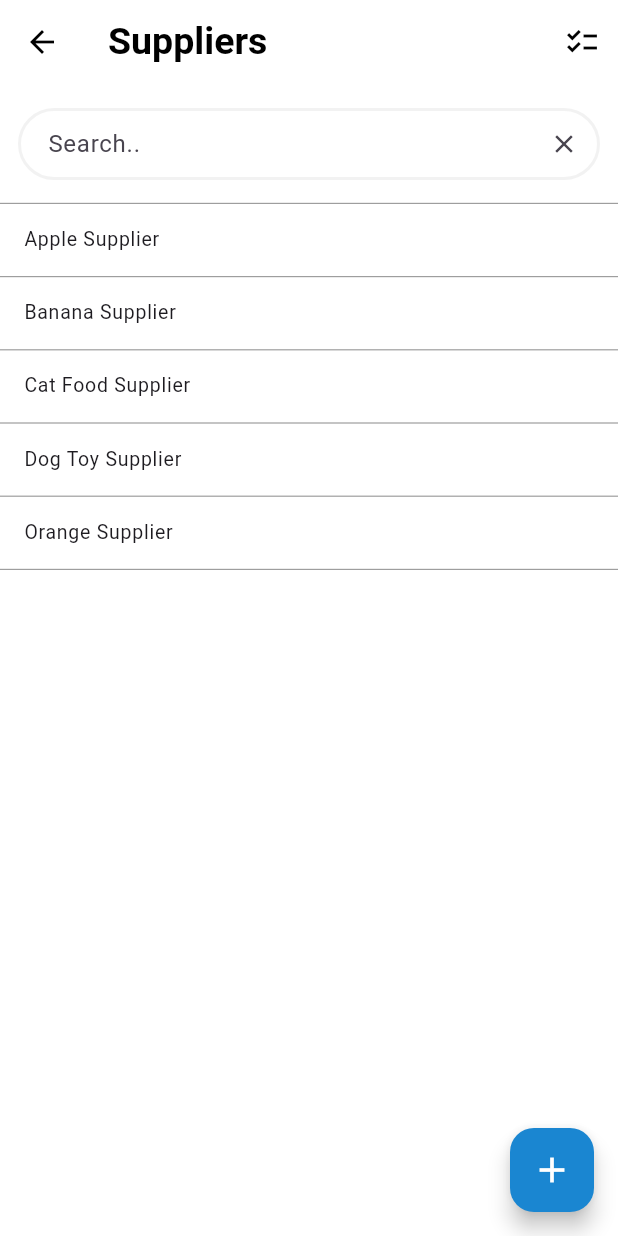
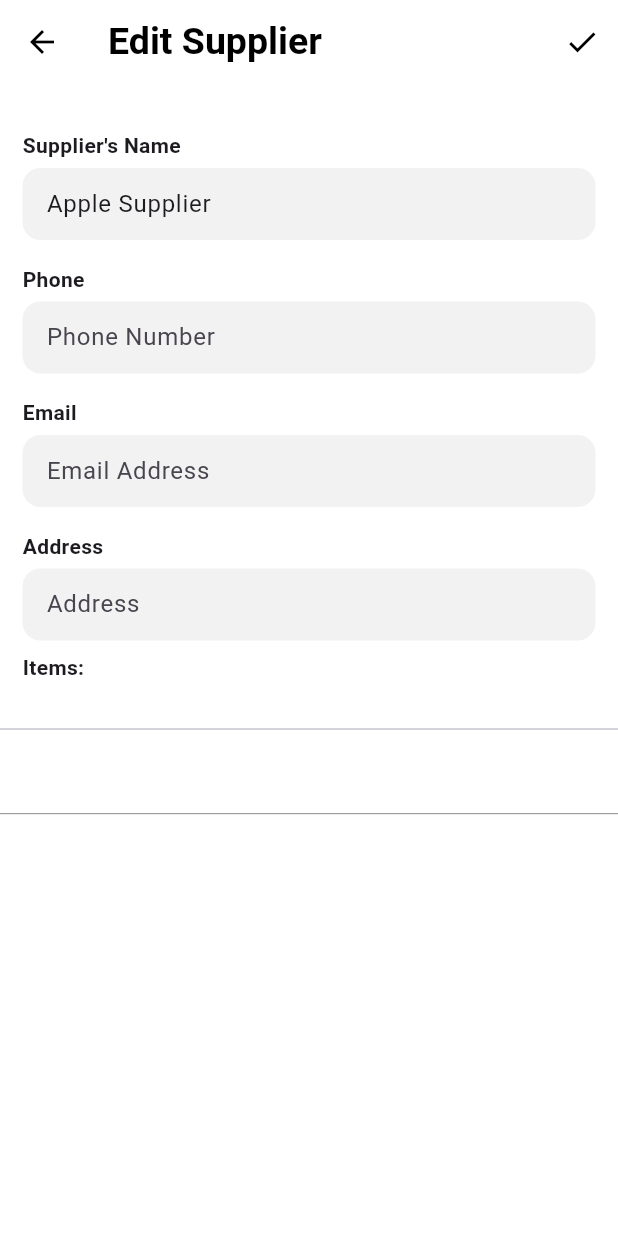
Before and after one commit to KianHe0620/EasyInventory, a Flutter app: the screen it shows after launch, after a tap on "Apple Supplier", on a phone screen of 412 x 824 dp. Run offline on Flutter 3.47's test engine with Material 3 defaults, Android fonts, the light colour scheme and no system bars; our stand-ins replace firebase_core, get; accounts and stored records are empty.

Commit message:
edit supplier (items list not done yet)

```diff
--- /dev/null
+++ b/lib/view/suppliers/editSupplier.dart
@@ -0,0 +1,174 @@
+import 'package:easyinventory/view/widgets/appBar.global.dart';
+import 'package:easyinventory/view/widgets/textForm.global.dart';
+import 'package:flutter/material.dart';
+
+class EditSupplierPage extends StatefulWidget {
+  const EditSupplierPage({super.key, required this.supplier});
+
+  final String supplier;
+
+  @override
+  State<EditSupplierPage> createState() => _EditSupplierPageState();
+}
+
+class _EditSupplierPageState extends State<EditSupplierPage> {
+  late TextEditingController supplierNameController;
+  late TextEditingController phoneNumberController;
+  late TextEditingController emailAddressController;
+  late TextEditingController addressController;
+
+  final _formKey = GlobalKey<FormState>();
+
+  @override
+  void initState() {
+    // TODO: implement initState
+    super.initState();
+
+    supplierNameController = TextEditingController(text: widget.supplier);
+    phoneNumberController = TextEditingController();
+    emailAddressController = TextEditingController();
+    addressController = TextEditingController();
+  }
+
+  @override
+  void dispose() {
+    // TODO: implement dispose
+    supplierNameController.dispose();
+    phoneNumberController.dispose();
+    emailAddressController.dispose();
+    addressController.dispose();
+    super.dispose();
+  }
+
+  @override
+  Widget build(BuildContext context) {
+    return Scaffold(
+      appBar: GlobalAppBar(   // 👈 put it here
+        title: "Edit Supplier",
+        rightIconBtn: Icons.check,
+        onRightButtonPressed: () {
+          if(_formKey.currentState!.validate()){
+            // Confirm Editting Supplier
+            print("Supplier: ${supplierNameController.text}");
+          }
+        },
+      ),
+      body: SafeArea(
+        child: Column(
+          crossAxisAlignment: CrossAxisAlignment.start,
+          children: [
+            Padding(
+              padding: const EdgeInsets.all(15.0),
+              child: Form(
+                key: _formKey,
+                child: Column(
+                  crossAxisAlignment: CrossAxisAlignment.start,
+                  children: [
+                    const SizedBox(height: 16),
+                    //Supplier Name
+                    Text(
+                      "Supplier's Name",
+                      style: TextStyle(
+                        fontWeight: FontWeight.bold
+                      ),
+                    ),
+                    SizedBox(height: 5,),
+                    TextForm(
+                      controller: supplierNameController,
+                      text: "Supplier's Name",
+                      textInputType: TextInputType.name,
+                      mustFill: true,
+                      errorMessage: "Supplier's name is required",
+                    ),
+                    SizedBox(height: 16,),
+
+                    //Phone Number
+                    Text(
+                      "Phone",
+                      style: TextStyle(
+                        fontWeight: FontWeight.bold
+                      ),
+                    ),
+                    SizedBox(height: 5,),
+                    TextForm(
+                      controller: phoneNumberController,
+                      text: "Phone Number",
+                      textInputType: TextInputType.phone,
+                    ),
+                    SizedBox(height: 16,),
+
+                    //Email Address
+                    Text(
+                      "Email",
+                      style: TextStyle(
+                        fontWeight: FontWeight.bold
+                      ),
+                    ),
+                    SizedBox(height: 5,),
+                    TextForm(
+                      controller: emailAddressController,
+                      text: "Email Address",
+                      textInputType: TextInputType.emailAddress,
+                    ),
+                    SizedBox(height: 16,),
+
+                    //Address
+                    Text(
+                      "Address",
+                      style: TextStyle(
+                        fontWeight: FontWeight.bold
+                      ),
+                    ),
+                    SizedBox(height: 5,),
+                    TextForm(
+                      controller: addressController,
+                      text: "Address",
+                      textInputType: TextInputType.text,
+                    ),
+                    SizedBox(height: 8,),
+                    Text(
+                      "Items:",
+                      style: TextStyle(
+                        fontWeight: FontWeight.bold
+                      ),
+                    ),
+                  ],
+                ),
+              )
+            ),
+            SizedBox(height: 8,),
+            Divider(),
+            Expanded(
+            child: ListView.builder(
+              padding: EdgeInsets.zero,
+              itemCount: 1,
+              itemBuilder: (context, index) {
+                return Container(
+                  width: double.infinity,
+                  decoration: const BoxDecoration(
+                    border: Border(
+                      bottom: BorderSide(color: Colors.grey, width: 0.8),
+                    ),
+                  ),
+                  child: ListTile(
+                    dense: true,
+                    title: Text(""),
+                    onTap: () {
+                      // Navigator.push(
+                      //   context,
+                      //   MaterialPageRoute(
+                      //     builder: (_) =>
+                      //   )
+                      // );
+                    },
+                  ),
+                );
+              },
+            ),
+          ),
+          ]
+        )
+      ),
+    );
+  }
+}
--- a/lib/view/suppliers/suppliers.dart
+++ b/lib/view/suppliers/suppliers.dart
@@ -1,5 +1,6 @@
 import 'package:easyinventory/controller/supplier.controller.dart';
 import 'package:easyinventory/view/suppliers/addSupplier.dart';
+import 'package:easyinventory/view/suppliers/editSupplier.dart';
 import 'package:easyinventory/view/widgets/appBar.global.dart';
 import 'package:easyinventory/view/widgets/floatingAddBtn.global.dart';
 import 'package:easyinventory/view/widgets/search.global.dart';
@@ -81,7 +82,12 @@ class _SuppliersPageState extends State<SuppliersPage> {
                     dense: true,
                     title: Text(supplier),
                     onTap: () {
-                      // 点击逻辑
+                      Navigator.push(
+                        context,
+                        MaterialPageRoute(
+                          builder: (_) => EditSupplierPage(supplier: supplier)
+                        )
+                      );
                     },
                   ),
                 );
```
